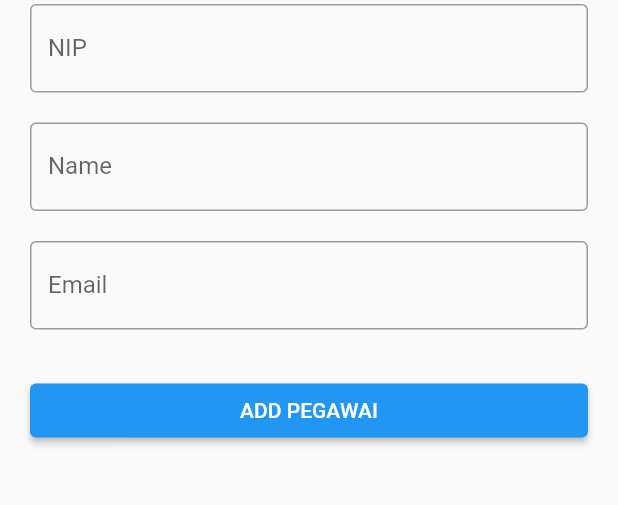
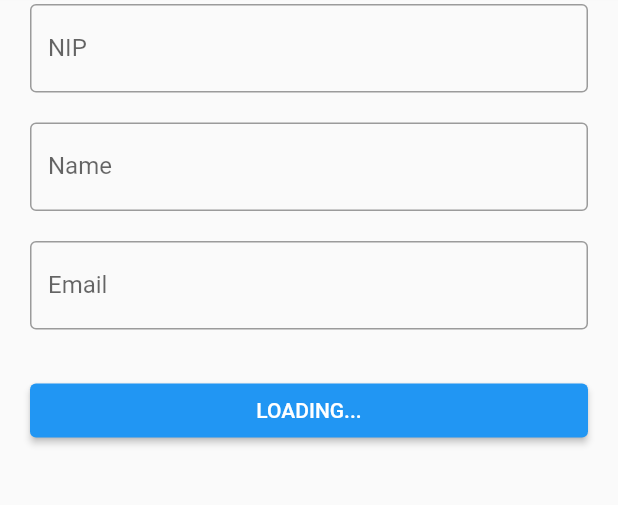
Before and after one commit to tadin-project/flutter-presence, a Flutter app: the AddPegawaiView screen opened by its route, after a tap on "ADD PEGAWAI", on a phone screen of 412 x 824 dp, the part 110-615 px from its top. Run offline on Flutter 3.47's test engine with Material 2 defaults, Android fonts, the phone set to English and light mode, and no system bars; our stand-ins replace cloud_firestore, firebase_auth, firebase_core, get; accounts and stored records are empty; generated files the repository leaves out were written again.

Commit message:
loading proses done

```diff
--- a/lib/app/modules/add_pegawai/controllers/add_pegawai_controller.dart
+++ b/lib/app/modules/add_pegawai/controllers/add_pegawai_controller.dart
@@ -4,6 +4,8 @@ import 'package:firebase_auth/firebase_auth.dart';
 import 'package:cloud_firestore/cloud_firestore.dart';
 
 class AddPegawaiController extends GetxController {
+  RxBool isLoading = false.obs;
+  RxBool isLoadingAddPegawai = false.obs;
   TextEditingController nameC = TextEditingController();
   TextEditingController nipC = TextEditingController();
   TextEditingController emailC = TextEditingController();
@@ -14,6 +16,7 @@ class AddPegawaiController extends GetxController {
 
   Future<void> prosesAddPegawai() async {
     if (passAdminC.text.isNotEmpty) {
+      isLoadingAddPegawai.value = true;
       try {
         String emailAdmin = auth.currentUser!.email!;
         // ignore: unused_local_variable
@@ -48,6 +51,8 @@ class AddPegawaiController extends GetxController {
             password: passAdminC.text,
           );
 
+          isLoadingAddPegawai.value = false;
+
           Get.back(); // tutup dialog
           Get.back(); // back to home
           Get.snackbar(
@@ -55,7 +60,9 @@ class AddPegawaiController extends GetxController {
             "Berhasil menambahkan pegawai",
           ); // back to home
         }
+        isLoadingAddPegawai.value = false;
       } on FirebaseAuthException catch (e) {
+        isLoadingAddPegawai.value = false;
         String errMessage = "Error add pegawai!";
         if (e.code == 'weak-password') {
           errMessage = "Password yang digunakan terlalu singkat!";
@@ -68,9 +75,11 @@ class AddPegawaiController extends GetxController {
         }
         Get.snackbar("Terjadi Kesalahan", errMessage);
       } catch (e) {
+        isLoadingAddPegawai.value = false;
         Get.snackbar("Terjadi Kesalahan", "Tidak dapat menambahkan pegawai!");
       }
     } else {
+      isLoading.value = false;
       Get.snackbar(
         "Terjadi Kesalahan",
         "Password wajib diisi untuk keperluan validasi admin!",
@@ -78,7 +87,8 @@ class AddPegawaiController extends GetxController {
     }
   }
 
-  void addPegawai() async {
+  Future<void> addPegawai() async {
+    isLoading.value = true;
     if (nameC.text.isNotEmpty &&
         nipC.text.isNotEmpty &&
         emailC.text.isNotEmpty) {
@@ -87,6 +97,9 @@ class AddPegawaiController extends GetxController {
         content: Column(
           children: [
             const Text("Masukkan password untuk validasi admin"),
+            const SizedBox(
+              height: 10,
+            ),
             TextField(
               controller: passAdminC,
               obscureText: true,
@@ -99,14 +112,24 @@ class AddPegawaiController extends GetxController {
         ),
         actions: [
           OutlinedButton(
-            onPressed: () => Get.back(),
+            onPressed: () {
+              isLoading.value = false;
+              Get.back();
+            },
             child: const Text("CANCEL"),
           ),
-          ElevatedButton(
-            onPressed: () async {
-              await prosesAddPegawai();
-            },
-            child: const Text("ADD PEGAWAI"),
+          Obx(
+            () => ElevatedButton(
+              onPressed: () async {
+                if (isLoadingAddPegawai.isFalse) {
+                  await prosesAddPegawai();
+                }
+                isLoading.value = false;
+              },
+              child: Text(
+                isLoadingAddPegawai.isFalse ? "ADD PEGAWAI" : "LOADING...",
+              ),
+            ),
           ),
         ],
       );
--- a/lib/app/modules/add_pegawai/views/add_pegawai_view.dart
+++ b/lib/app/modules/add_pegawai/views/add_pegawai_view.dart
@@ -43,11 +43,17 @@ class AddPegawaiView extends GetView<AddPegawaiController> {
             ),
           ),
           const SizedBox(height: 30),
-          ElevatedButton(
-            onPressed: () {
-              controller.addPegawai();
-            },
-            child: const Text("ADD PEGAWAI"),
+          Obx(
+            () => ElevatedButton(
+              onPressed: () async {
+                if (controller.isLoading.isFalse) {
+                  await controller.addPegawai();
+                }
+              },
+              child: Text(
+                controller.isLoading.isFalse ? "ADD PEGAWAI" : "LOADING...",
+              ),
+            ),
           ),
         ],
       ),
```
Also changed, not shown: lib/app/modules/home/controllers/home_controller.dart (+1 -17 lines), lib/app/modules/home/views/home_view.dart (+14 -6 lines), lib/app/modules/login/controllers/login_controller.dart (+13 -2 lines), lib/app/modules/login/views/login_view.dart (+10 -5 lines).
